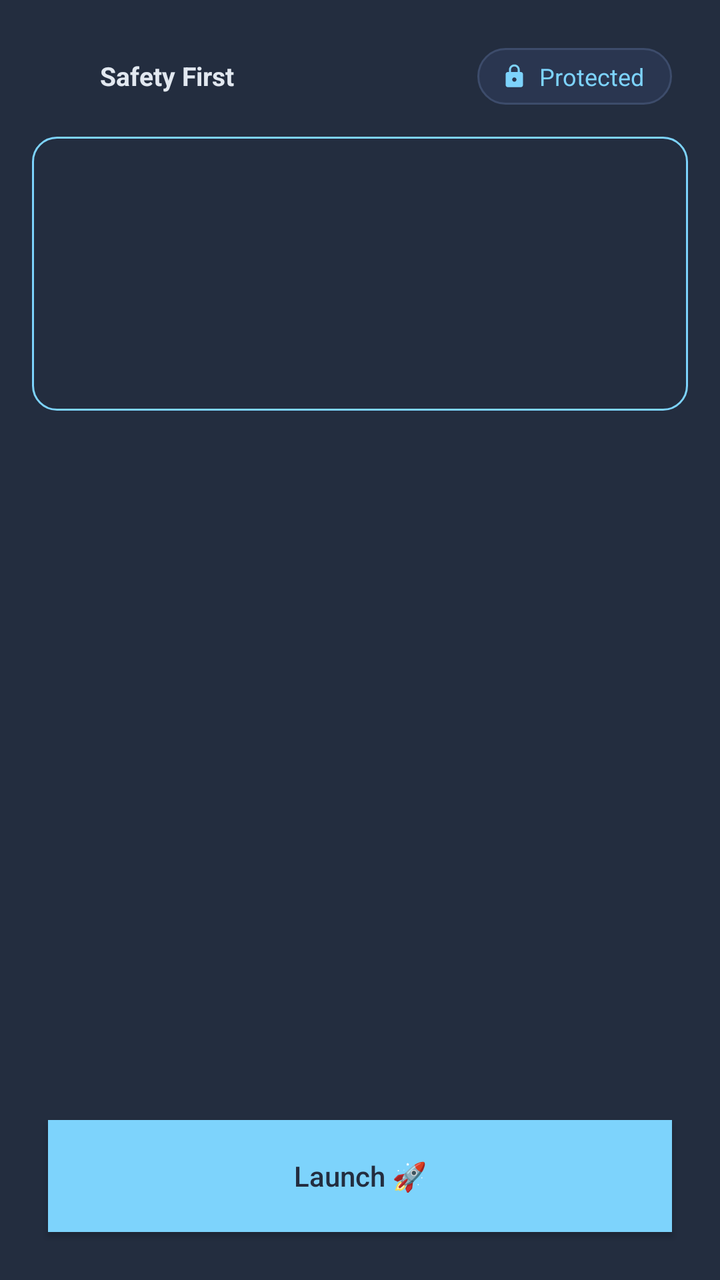
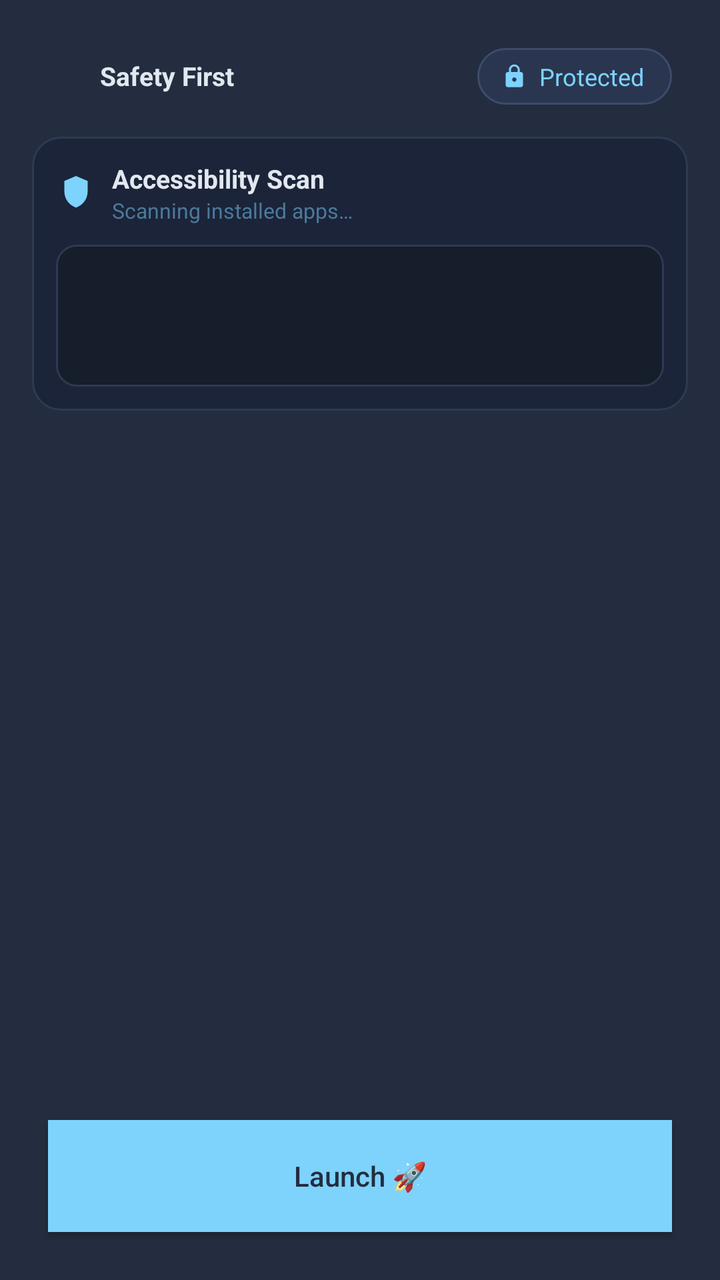

The first picture is an Android layout as it rendered before a commit; the second is the same layout after the commit. The layout source and the unified diff follow.
<!-- AndroidManifest.xml: activity theme Theme.NihalHome -->
<!-- res/layout/activity_main.xml -->
<?xml version="1.0" encoding="utf-8"?>
<LinearLayout xmlns:android="http://schemas.android.com/apk/res/android"
    android:layout_width="match_parent"
    android:layout_height="match_parent"
    android:orientation="vertical"
    android:background="@color/onboarding_background">

    <LinearLayout
        android:id="@+id/topStatusBar"
        android:layout_width="match_parent"
        android:layout_height="wrap_content"
        android:orientation="horizontal"
        android:gravity="center_vertical"
        android:paddingStart="24dp"
        android:paddingEnd="24dp"
        android:paddingTop="24dp">

        <LinearLayout
            android:id="@+id/containerSafetyFirst"
            android:layout_width="0dp"
            android:layout_height="wrap_content"
            android:layout_weight="1"
            android:orientation="horizontal"
            android:gravity="start|center_vertical">

            <ImageView
                android:id="@+id/imageSafetyLogo"
                android:layout_width="20dp"
                android:layout_height="20dp"
                android:layout_marginEnd="6dp"
                android:src="@mipmap/ic_launcher" />

            <TextView
                android:id="@+id/textSafetyFirst"
                android:layout_width="wrap_content"
                android:layout_height="wrap_content"
                android:text="@string/safety_first_title"
                android:textColor="@color/onboarding_heading"
                android:textSize="13sp"
                android:textStyle="bold" />

        </LinearLayout>

        <LinearLayout
            android:id="@+id/containerProtected"
            android:layout_width="wrap_content"
            android:layout_height="wrap_content"
            android:orientation="horizontal"
            android:gravity="center_vertical"
            android:background="@drawable/bg_capsule_protected"
            android:paddingStart="12dp"
            android:paddingEnd="14dp"
            android:paddingTop="6dp"
            android:paddingBottom="6dp">

            <ImageView
                android:id="@+id/imageLockIcon"
                android:layout_width="13dp"
                android:layout_height="13dp"
                android:layout_marginEnd="6dp"
                android:src="@drawable/ic_lock" />

            <TextView
                android:id="@+id/textProtected"
                android:layout_width="wrap_content"
                android:layout_height="wrap_content"
                android:text="@string/protected_label"
                android:textColor="@color/onboarding_accent"
                android:textSize="12sp" />

        </LinearLayout>

    </LinearLayout>

    <LinearLayout
        android:id="@+id/middleContentArea"
        android:layout_width="match_parent"
        android:layout_height="0dp"
        android:layout_weight="1"
        android:orientation="vertical">

        <FrameLayout
            android:id="@+id/containerFirstPart"
            android:layout_width="match_parent"
            android:layout_height="0dp"
            android:layout_weight="35"
            android:padding="16dp">

            <View
                android:id="@+id/boxFirstPart"
                android:layout_width="match_parent"
                android:layout_height="match_parent"
                android:background="@drawable/bg_box_outline" />

        </FrameLayout>

        <LinearLayout
            android:id="@+id/containerSecondPart"
            android:layout_width="match_parent"
            android:layout_height="0dp"
            android:layout_weight="65"
            android:orientation="vertical" />

    </LinearLayout>

    <Button
        android:id="@+id/buttonGo"
        android:layout_width="match_parent"
        android:layout_height="56dp"
        android:layout_margin="24dp"
        android:background="@color/onboarding_accent"
        android:text="@string/action_go"
        android:textColor="@color/onboarding_button_text"
        android:textAllCaps="false"
        android:elevation="0dp" />

</LinearLayout>
<!-- resources referenced by this layout -->
<resources>
  <color name="onboarding_accent">#7DD3FC</color>
  <color name="onboarding_background">#232D3F</color>
  <color name="onboarding_button_text">#232D3F</color>
  <color name="onboarding_heading">#E2E8F0</color>
  <!-- drawable bg_box_outline (drawable) -->
  <shape xmlns:android="http://schemas.android.com/apk/res/android"
      android:shape="rectangle">
      <solid android:color="@android:color/transparent" />
      <stroke
          android:width="1dp"
          android:color="@color/onboarding_accent" />
      <corners android:radius="12dp" />
  </shape>
  <!-- mipmap ic_launcher (mipmap-anydpi-v26) -->
  <?xml version="1.0" encoding="utf-8"?>
  <adaptive-icon xmlns:android="http://schemas.android.com/apk/res/android">
      <background android:drawable="@drawable/ic_launcher_background"/>
      <foreground android:drawable="@drawable/ic_launcher_foreground"/>
  </adaptive-icon>
  <string name="action_go">Launch 🚀</string>
  <string name="protected_label">Protected</string>
  <string name="safety_first_title">Safety First</string>
  <color name="protected_capsule_background">#2A3650</color>
  <color name="protected_capsule_border">#3D4C6B</color>
  <!-- unchanged entries left out for length: 5 -->
</resources>

<!-- the commit's change to res/layout/activity_main.xml (unified diff, before → after) -->
@@ -86,11 +86,129 @@
             android:layout_weight="35"
             android:padding="16dp">
 
-            <View
+            <LinearLayout
                 android:id="@+id/boxFirstPart"
                 android:layout_width="match_parent"
                 android:layout_height="match_parent"
-                android:background="@drawable/bg_box_outline" />
+                android:orientation="vertical"
+                android:background="@drawable/bg_scan_card"
+                android:padding="12dp">
+
+                <LinearLayout
+                    android:layout_width="match_parent"
+                    android:layout_height="wrap_content"
+                    android:orientation="horizontal"
+                    android:gravity="center_vertical"
+                    android:layout_marginBottom="10dp">
+
+                    <ImageView
+                        android:layout_width="20dp"
+                        android:layout_height="20dp"
+                        android:layout_marginEnd="8dp"
+                        android:src="@drawable/ic_shield_scan" />
+
+                    <LinearLayout
+                        android:layout_width="0dp"
+                        android:layout_height="wrap_content"
+                        android:layout_weight="1"
+                        android:orientation="vertical">
+
+                        <TextView
+                            android:text="@string/scan_title"
+                            android:layout_width="wrap_content"
+                            android:layout_height="wrap_content"
+                            android:textColor="@color/onboarding_heading"
+                            android:textSize="13sp"
+                            android:textStyle="bold" />
+
+                        <TextView
+                            android:id="@+id/textScanSubtitle"
+                            android:text="@string/scan_subtitle_running"
+                            android:layout_width="wrap_content"
+                            android:layout_height="wrap_content"
+                            android:textColor="@color/terminal_text_dim"
+                            android:textSize="10.5sp" />
+
+                    </LinearLayout>
+
+                </LinearLayout>
+
+                <FrameLayout
+                    android:layout_width="match_parent"
+                    android:layout_height="0dp"
+                    android:layout_weight="1">
+
+                    <ScrollView
+                        android:id="@+id/scrollTerminal"
+                        android:layout_width="match_parent"
+                        android:layout_height="match_parent"
+                        android:background="@drawable/bg_terminal"
+                        android:padding="10dp"
+                        android:scrollbars="none"
+                        android:visibility="visible">
+
+                        <TextView
+                            android:id="@+id/textTerminalLog"
+                            android:layout_width="match_parent"
+                            android:layout_height="wrap_content"
+                            android:fontFamily="monospace"
+                            android:textColor="@color/terminal_text"
+                            android:textSize="9.5sp"
+                            android:lineSpacingExtra="2dp" />
+
+                    </ScrollView>
+
+                    <ScrollView
+                        android:id="@+id/scrollResults"
+                        android:layout_width="match_parent"
+                        android:layout_height="match_parent"
+                        android:scrollbars="none"
+                        android:visibility="gone">
+
+                        <LinearLayout
+                            android:id="@+id/containerRiskResults"
+                            android:layout_width="match_parent"
+                            android:layout_height="wrap_content"
+                            android:orientation="vertical" />
+
+                    </ScrollView>
+
+                    <LinearLayout
+                        android:id="@+id/containerNoIssues"
+                        android:layout_width="match_parent"
+                        android:layout_height="match_parent"
+                        android:orientation="vertical"
+                        android:gravity="center"
+                        android:visibility="gone">
+
+                        <ImageView
+                            android:layout_width="34dp"
+                            android:layout_height="34dp"
+                            android:layout_marginBottom="6dp"
+                            android:src="@drawable/ic_shield_check" />
+
+                        <TextView
+                            android:text="@string/no_issues_found_title"
+                            android:layout_width="wrap_content"
+                            android:layout_height="wrap_content"
+                            android:textColor="@color/onboarding_heading"
+                            android:textSize="13sp"
+                            android:textStyle="bold" />
+
+                        <TextView
+                            android:text="@string/no_issues_found_subtitle"
+                            android:layout_width="wrap_content"
+                            android:layout_height="wrap_content"
+                            android:layout_marginTop="2dp"
+                            android:textColor="@color/terminal_text_dim"
+                            android:textSize="10sp"
+                            android:gravity="center" />
+
+                    </LinearLayout>
+
+                </FrameLayout>
+
+            </LinearLayout>
 
         </FrameLayout>
 
<!-- resource entries referenced after the edit -->
@@ -4,15 +4,66 @@
   <color name="onboarding_background">#232D3F</color>
   <color name="onboarding_button_text">#232D3F</color>
   <color name="onboarding_heading">#E2E8F0</color>
-  <!-- drawable bg_box_outline (drawable) -->
+  <color name="terminal_text">#7DD3FC</color>
+  <color name="terminal_text_dim">#4C7A9C</color>
+  <!-- drawable bg_scan_card (drawable) -->
+  <?xml version="1.0" encoding="utf-8"?>
   <shape xmlns:android="http://schemas.android.com/apk/res/android"
       android:shape="rectangle">
-      <solid android:color="@android:color/transparent" />
+      <solid android:color="@color/scan_card_background" />
       <stroke
           android:width="1dp"
-          android:color="@color/onboarding_accent" />
-      <corners android:radius="12dp" />
+          android:color="@color/scan_card_border" />
+      <corners android:radius="14dp" />
   </shape>
+  <!-- drawable bg_terminal (drawable) -->
+  <?xml version="1.0" encoding="utf-8"?>
+  <shape xmlns:android="http://schemas.android.com/apk/res/android"
+      android:shape="rectangle">
+      <solid android:color="@color/terminal_background" />
+      <stroke
+          android:width="1dp"
+          android:color="@color/terminal_border" />
+      <corners android:radius="10dp" />
+  </shape>
+  <!-- drawable ic_shield_check (drawable) -->
+  <?xml version="1.0" encoding="utf-8"?>
+  <vector xmlns:android="http://schemas.android.com/apk/res/android"
+      android:width="40dp"
+      android:height="40dp"
+      android:viewportWidth="24"
+      android:viewportHeight="24"
+      android:tint="@color/safe_state_icon">
+      <path
+          android:fillColor="@android:color/white"
+          android:pathData="M12,2 L19,5 V11 C19,16 16,19.5 12,21 C8,19.5 5,16 5,11 V5 Z" />
+      <path
+          android:fillColor="@color/terminal_background"
+          android:pathData="M8.6,12.3 L10.8,14.5 L15.4,9.5"
+          android:strokeColor="@color/terminal_background"
+          android:strokeWidth="1.8"
+          android:strokeLineCap="round"
+          android:strokeLineJoin="round" />
+  </vector>
+  <!-- drawable ic_shield_scan (drawable) -->
+  <?xml version="1.0" encoding="utf-8"?>
+  <vector xmlns:android="http://schemas.android.com/apk/res/android"
+      android:width="24dp"
+      android:height="24dp"
+      android:viewportWidth="24"
+      android:viewportHeight="24"
+      android:tint="@color/onboarding_accent">
+      <path
+          android:fillColor="@android:color/white"
+          android:pathData="M12,2 L19,5 V11 C19,16 16,19.5 12,21 C8,19.5 5,16 5,11 V5 Z" />
+      <path
+          android:fillColor="@color/terminal_background"
+          android:pathData="M9.2,12.1 L11,13.9 L15,9.9"
+          android:strokeColor="@color/terminal_background"
+          android:strokeWidth="1.6"
+          android:strokeLineCap="round"
+          android:strokeLineJoin="round" />
+  </vector>
   <!-- mipmap ic_launcher (mipmap-anydpi-v26) -->
   <?xml version="1.0" encoding="utf-8"?>
   <adaptive-icon xmlns:android="http://schemas.android.com/apk/res/android">
@@ -20,10 +71,19 @@
       <foreground android:drawable="@drawable/ic_launcher_foreground"/>
   </adaptive-icon>
   <string name="action_go">Launch 🚀</string>
+  <string name="no_issues_found_subtitle">No third-party apps with Accessibility access</string>
+  <string name="no_issues_found_title">No Issues Found</string>
   <string name="protected_label">Protected</string>
   <string name="safety_first_title">Safety First</string>
+  <string name="scan_subtitle_running">Scanning installed apps…</string>
+  <string name="scan_title">Accessibility Scan</string>
   <color name="protected_capsule_background">#2A3650</color>
   <color name="protected_capsule_border">#3D4C6B</color>
+  <color name="scan_card_background">#1B2438</color>
+  <color name="scan_card_border">#2E3A52</color>
+  <color name="terminal_background">#161D2B</color>
+  <color name="terminal_border">#2E3A52</color>
+  <color name="safe_state_icon">#4ADE80</color>
   <!-- unchanged entries left out for length: 5 -->
 </resources>
 
